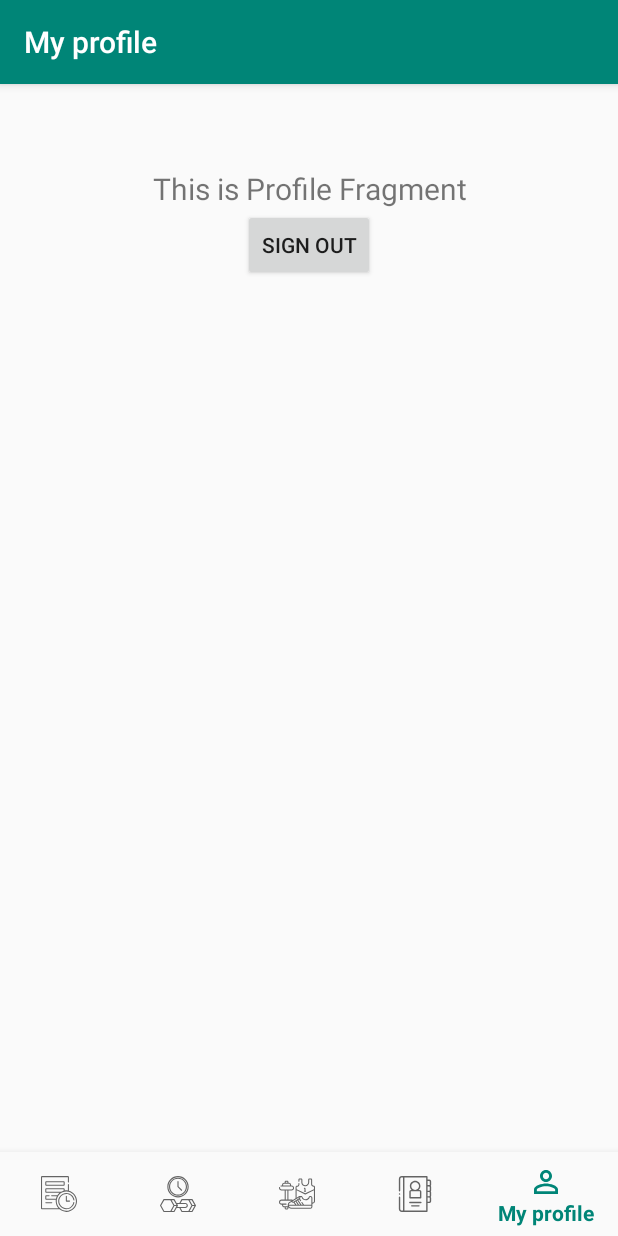
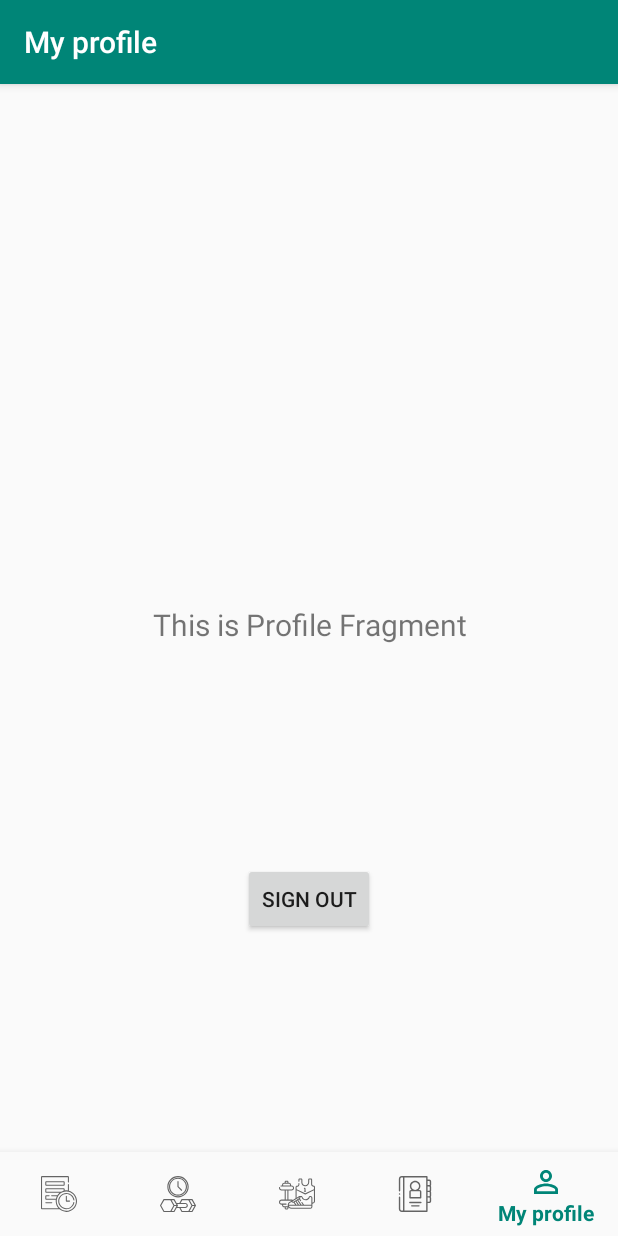
Before and after one commit to JMdelosReyes/WorkoutAgent, an Android app: the screen it shows after launch once a user with an empty profile is signed in (BottomNavigationTrainerActivity), item 5 of the bottom bar chosen, on a phone screen of 412 x 824 dp. Run offline under Robolectric (Android 15) with nearby library versions, the phone set to English and light mode, and no system bars; our stand-ins replace Firebase (no records; nobody signed in at launch, a user with empty details on screens opened directly), Shimmer, navigation-ui.

Commit message:
[fix] Ajuste recyclerView de listExercises a bottom navigation

```diff
--- a/app/src/main/res/layout/activity_bottom_navigation_trainer.xml
+++ b/app/src/main/res/layout/activity_bottom_navigation_trainer.xml
@@ -1,14 +1,29 @@
 <?xml version="1.0" encoding="utf-8"?>
-<androidx.constraintlayout.widget.ConstraintLayout xmlns:android="http://schemas.android.com/apk/res/android"
+<RelativeLayout xmlns:android="http://schemas.android.com/apk/res/android"
     xmlns:app="http://schemas.android.com/apk/res-auto"
     android:id="@+id/container"
     android:layout_width="match_parent"
     android:layout_height="match_parent">
 
+    <fragment
+        android:id="@+id/nav_host_fragment"
+        android:name="androidx.navigation.fragment.NavHostFragment"
+        android:layout_width="match_parent"
+        android:layout_height="match_parent"
+        app:defaultNavHost="true"
+        android:layout_above="@+id/nav_view"
+        app:layout_constraintBottom_toBottomOf="parent"
+        app:layout_constraintLeft_toLeftOf="parent"
+        app:layout_constraintRight_toRightOf="parent"
+        app:layout_constraintTop_toTopOf="parent"
+        app:navGraph="@navigation/trainer_navigation" />
+
     <com.google.android.material.bottomnavigation.BottomNavigationView
         android:id="@+id/nav_view"
-        android:layout_width="0dp"
+        android:layout_width="wrap_content"
         android:layout_height="wrap_content"
+        android:layout_alignParentBottom="true"
+        android:layout_gravity="bottom"
         android:background="?android:attr/windowBackground"
         app:layout_constraintBottom_toBottomOf="parent"
         app:layout_constraintHorizontal_bias="0.0"
@@ -16,17 +31,4 @@
         app:layout_constraintRight_toRightOf="parent"
         app:menu="@menu/bottom_nav_menu" />
 
-    <fragment
-        android:id="@+id/nav_host_fragment"
-        android:name="androidx.navigation.fragment.NavHostFragment"
-        android:layout_width="match_parent"
-        android:layout_height="wrap_content"
-        app:defaultNavHost="true"
-        app:layout_constraintHorizontal_bias="1.0"
-        app:layout_constraintLeft_toLeftOf="parent"
-        app:layout_constraintRight_toRightOf="parent"
-        app:layout_constraintTop_toTopOf="parent"
-        app:layout_constraintVertical_bias="0.00"
-        app:navGraph="@navigation/trainer_navigation" />
-
-</androidx.constraintlayout.widget.ConstraintLayout>
+</RelativeLayout>
--- a/app/src/main/res/layout/item_row.xml
+++ b/app/src/main/res/layout/item_row.xml
@@ -15,8 +15,8 @@
         />
 
     <LinearLayout
-        android:layout_width="match_parent"
-        android:layout_height="match_parent"
+        android:layout_width="wrap_content"
+        android:layout_height="wrap_content"
         android:orientation="vertical">
 
         <TextView
```
